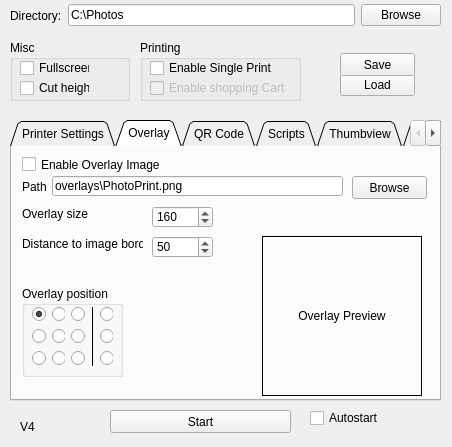
This is config.ui in BrainHunter/PhotoPrint as Qt 5 draws it before an edit. The edited form follows.
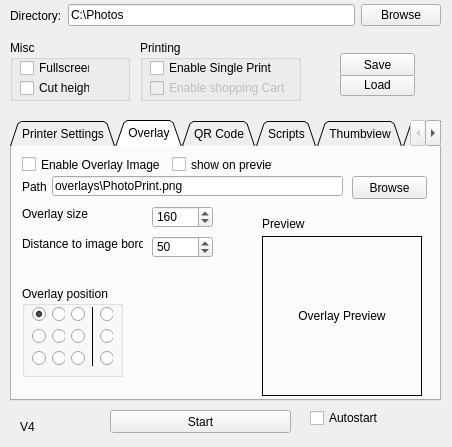
This is the edited form. The open tabs and pages were chosen to show the change.

Commit message: added overlay support on image preview

Patch:
```diff
--- a/config.ui
+++ b/config.ui
@@ -537,6 +537,32 @@
       </layout>
      </widget>
     </widget>
+    <widget class="QCheckBox" name="OverlayShowOnPreviewCheckBox">
+     <property name="geometry">
+      <rect>
+       <x>160</x>
+       <y>10</y>
+       <width>101</width>
+       <height>17</height>
+      </rect>
+     </property>
+     <property name="text">
+      <string>show on preview</string>
+     </property>
+    </widget>
+    <widget class="QLabel" name="label_22">
+     <property name="geometry">
+      <rect>
+       <x>250</x>
+       <y>70</y>
+       <width>81</width>
+       <height>16</height>
+      </rect>
+     </property>
+     <property name="text">
+      <string>Preview</string>
+     </property>
+    </widget>
    </widget>
    <widget class="QWidget" name="QRCodeTab">
     <attribute name="title">
```
Left out of the diff: 2 changed lines with no effect on the pictures. The commit also changes 4 other files.
